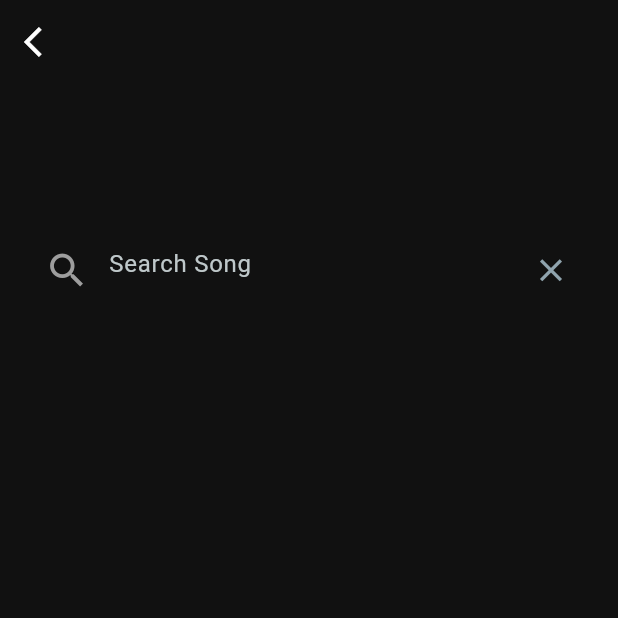
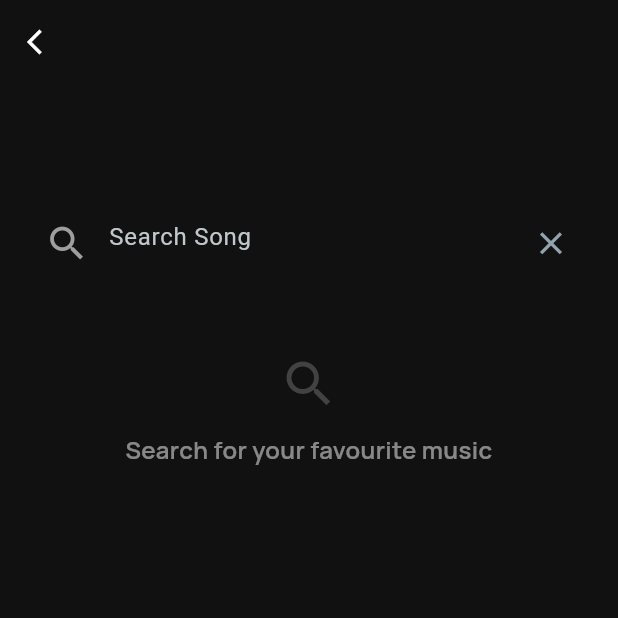
Before and after one commit to syamkumar58/glorify_god_frontend, a Flutter app: the SearchScreen screen opened by its route, on a phone screen of 412 x 824 dp, the top half of it. Run offline on Flutter 3.47's test engine with Material 3 defaults, Android fonts, the phone set to English and light mode, and no system bars; drawn by our look-alikes of auto_size_text; our stand-ins replace animated_text_kit, audio_service, carousel_slider, device_info_plus, firebase_auth, firebase_core and 14 more; accounts and stored records are empty; network calls fail.

Commit message:
- 18/12/2023    - Error fixes Table cleared and data re set    - adUnit id moved to firebase config

```diff
--- a/lib/components/ads_card.dart
+++ b/lib/components/ads_card.dart
@@ -1,6 +1,7 @@
 import 'dart:developer';
 
 import 'package:flutter/material.dart';
+import 'package:glorify_god/config/remote_config.dart';
 import 'package:google_mobile_ads/google_mobile_ads.dart';
 
 class AdsCard extends StatefulWidget {
@@ -17,7 +18,7 @@ class _AdsCardState extends State<AdsCard> {
   bool adLoaded = false;
 
   Future<void> initializeAd() async {
-    const adUnitId = 'ca-app-pub-3940256099942544/6300978111';
+    final adUnitId = remoteConfigData.adUnitId;
     bannerAd = BannerAd(
       size: AdSize.banner,
       adUnitId: adUnitId,
@@ -39,7 +40,6 @@ class _AdsCardState extends State<AdsCard> {
     );
 
     await bannerAd.load();
-
   }
 
   @override
@@ -54,7 +54,7 @@ class _AdsCardState extends State<AdsCard> {
       child: Container(
         width: bannerAd.size.width.toDouble(),
         height: bannerAd.size.height.toDouble(),
-        margin: const EdgeInsets.only(top: 30, bottom: 20),
+        margin: const EdgeInsets.only(top: 20),
         decoration: BoxDecoration(
           // color: Colors.white,
           borderRadius: BorderRadius.circular(8),
--- a/lib/components/go_back_button.dart
+++ b/lib/components/go_back_button.dart
@@ -8,6 +8,7 @@ class GoBackButton extends StatelessWidget {
     return const Icon(
       Icons.arrow_back_ios,
       color: Colors.white,
+      size: 20,
     );
   }
 }
--- a/lib/config/remote_config.dart
+++ b/lib/config/remote_config.dart
@@ -1,7 +1,9 @@
 import 'package:glorify_god/models/remote_config/remote_config_model.dart';
 
-
-RemoteConfig remoteConfigData = RemoteConfig(bannerMessages: []);
+RemoteConfig remoteConfigData = RemoteConfig(
+  bannerMessages: [],
+  adUnitId: 'ca-app-pub-3940256099942544/6300978111',
+);
 
 //<--
 // SHA1: 14:1F:3B:AF:F1:4D:5D:7A:4E:6E:58:9C:9B:80:F3:BB:E7:8D:D0:6E
--- a/lib/provider/app_state.dart
+++ b/lib/provider/app_state.dart
@@ -110,7 +110,10 @@ class AppState with ChangeNotifier {
   Future<bool> checkFavourites({
     required int songId,
   }) async {
-    final data = await ApiCalls().checkSongIdAddedOrNot(songId: songId);
+    final data = await ApiCalls().checkSongIdAddedOrNot(
+      songId: songId,
+      userId: userData.userId,
+    );
     if (data.statusCode == 200) {
       log(data.body, name: 'the res body');
       if (data.body.contains('false')) {
--- a/lib/screens/search_screens/search_screen.dart
+++ b/lib/screens/search_screens/search_screen.dart
@@ -4,14 +4,17 @@ import 'dart:async';
 
 import 'package:glorify_god/components/ads_card.dart';
 import 'package:glorify_god/components/go_back_button.dart';
+import 'package:glorify_god/components/noisey_text.dart';
 import 'package:glorify_god/components/songs_tile.dart';
 import 'package:glorify_god/models/song_models/artist_with_songs_model.dart';
 import 'package:glorify_god/provider/app_state.dart';
 import 'package:glorify_god/screens/home_screens/home_screen.dart';
+import 'package:glorify_god/utils/app_colors.dart';
 import 'package:glorify_god/utils/app_strings.dart';
 import 'package:flutter/material.dart';
 import 'package:flutter_bounce/flutter_bounce.dart';
 import 'package:go_router/go_router.dart';
+import 'package:google_fonts/google_fonts.dart';
 import 'package:provider/provider.dart';
 
 class SearchScreen extends StatefulWidget {
@@ -62,8 +65,40 @@ class _SearchScreenState extends State<SearchScreen> {
               child: Column(
                 children: [
                   const AdsCard(),
+                  const SizedBox(
+                    height: 12,
+                  ),
                   searchField(),
-                  if (searchController.text.isNotEmpty) searchedSongs(),
+                  if (appState.searchList.isNotEmpty)
+                    searchedSongs()
+                  else if (appState.searchList.isEmpty)
+                    Padding(
+                      padding: const EdgeInsets.only(top: 50),
+                      child: Center(
+                        child: Column(
+                          children: [
+                            Icon(
+                              Icons.search,
+                              color: AppColors.dullBlack,
+                              size: 40,
+                            ),
+                            const SizedBox(
+                              height: 12,
+                            ),
+                            AppText(
+                              text: searchController.text.isEmpty
+                                  ? AppStrings.searchForYourFavouriteMusic
+                                  : AppStrings.searchingForYourFavouriteMusic,
+                              styles: GoogleFonts.manrope(
+                                fontSize: 16,
+                                color: AppColors.dullWhite,
+                                fontWeight: FontWeight.w600,
+                              ),
+                            ),
+                          ],
+                        ),
+                      ),
+                    ),
                 ],
               ),
             ),
@@ -111,7 +146,7 @@ class _SearchScreenState extends State<SearchScreen> {
   Widget searchedSongs() {
     return Expanded(
       child: ListView.separated(
-        padding: const EdgeInsets.only(bottom: 60, top: 15),
+        padding: const EdgeInsets.only(bottom: 60, top: 15,left: 12,right: 12),
         itemCount: appState.searchList.length,
         itemBuilder: (context, index) {
           final songDetails = appState.searchList[index];
--- a/lib/src/api/end_points.dart
+++ b/lib/src/api/end_points.dart
@@ -1,4 +1,4 @@
-const String localHost = 'localhost'; //'10.0.2.2'; //
+const String localHost = '10.0.2.2'; //'localhost'; //
 // < If platform is Android use '10.0.2.2' as host and IOS uses 'localhost'>/
 const String loginUrl = 'http://$localHost:8000/login/user_login_call';
 const String getUserByIDUrl = 'http://$localHost:8000/login/get_user_by_id';
--- a/lib/utils/app_colors.dart
+++ b/lib/utils/app_colors.dart
@@ -2,6 +2,7 @@ import 'package:flutter/material.dart';
 
 class AppColors {
   static Color white = Colors.white;
+  static Color dullWhite = Colors.white.withOpacity(0.5);
   static Color black = Colors.black;
   static Color grey = Colors.grey;
   static Color red = Colors.red;
--- a/lib/utils/app_strings.dart
+++ b/lib/utils/app_strings.dart
@@ -16,4 +16,8 @@ class AppStrings {
   static const profileScreen = 'Profile screen';
   static const helpAndSupport = 'Help & Support';
   static const noFavourites = 'No favourites';
+  static const noSearchDetails = 'No search found';
+  static const searchForYourFavouriteMusic = 'Search for your favourite music';
+  static const searchingForYourFavouriteMusic =
+      'Searching for your favourite music';
 }
```
Also changed, not shown: lib/components/banner_card.dart (+4 -5 lines), lib/models/remote_config/remote_config_model.dart (+7 -3 lines), lib/screens/favourites_screen/liked_screen.dart (+2 -5 lines), lib/screens/profile_screens/profile_screen.dart (+9 -10 lines), lib/src/api/api_calls.dart (+6 -2 lines).
